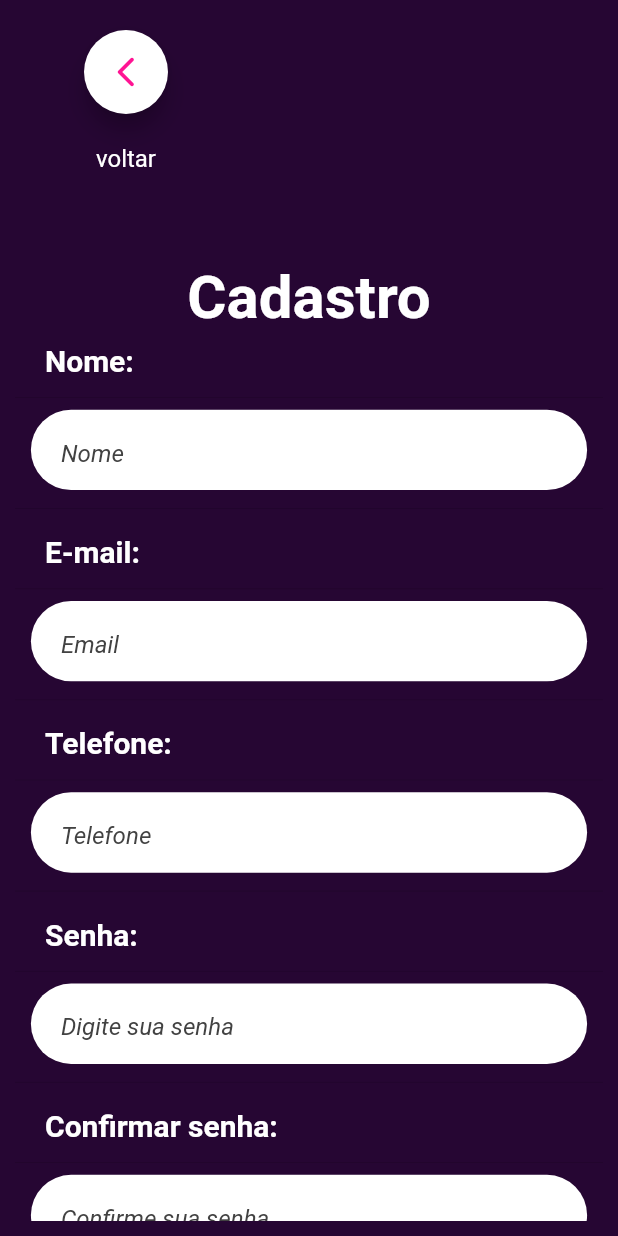
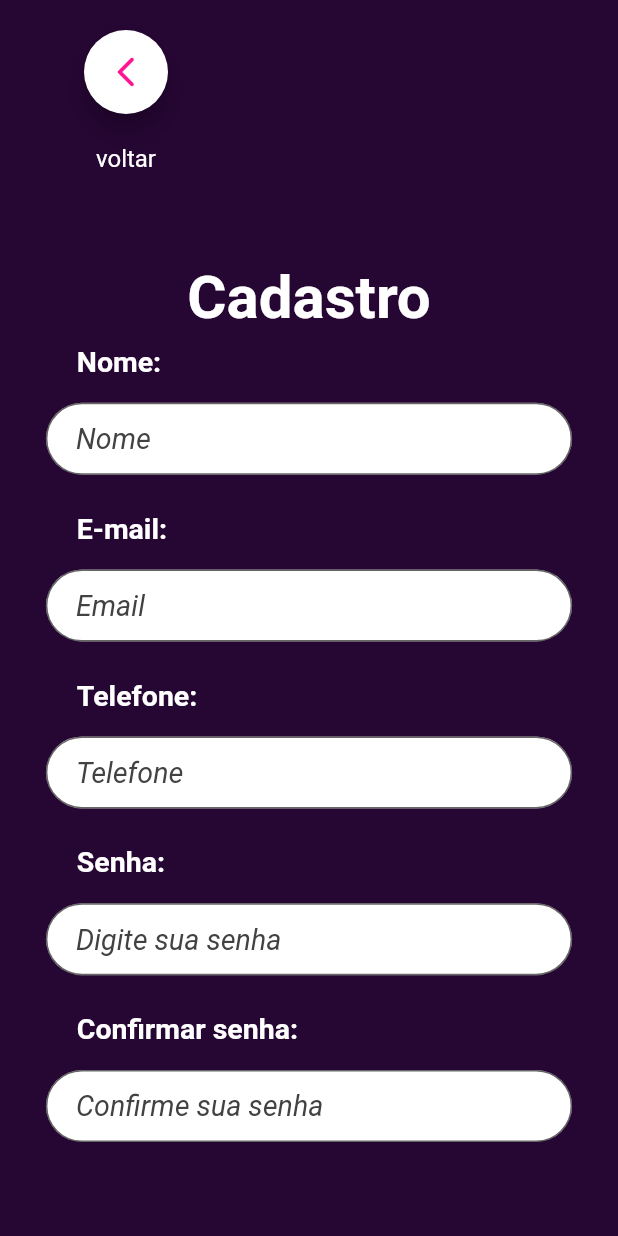
Before and after one commit to devgrupogatti/mobxvitrine, a Flutter app: the screen it shows after launch, after a tap on "Cadastrar agora.", on a phone screen of 412 x 824 dp. Run offline on Flutter 3.47's test engine with Material 2 defaults, Android fonts, the phone set to English and light mode, and no system bars; our stand-ins replace carousel_pro, carousel_slider, dotted_line, flutter_mobx, flutter_svg, image_picker and 3 more; generated files the repository leaves out were written again; project files that could hold a hidden picture were left out.

Commit message:
refatorando campos de login,cadastro e atualização da tela de perfil do usuario

```diff
--- a/vitrinebeauty/lib/main.dart
+++ b/vitrinebeauty/lib/main.dart
@@ -47,6 +47,7 @@ class VitrineBeauty extends StatelessWidget {
             telefone: auth.telefoneUsuario,
             email: auth.emailUsuario,
             imagemPerfil: auth.imagemUsuario,
+            enderecoUsuario: auth.enderecoUsuario,
           ),
         ),
         ChangeNotifierProxyProvider<Autenticacao, VitrineController>(
--- a/vitrinebeauty/lib/model/conta_usuario.dart
+++ b/vitrinebeauty/lib/model/conta_usuario.dart
@@ -13,6 +13,7 @@ class ContaUsuario with ChangeNotifier {
   String? email;
   //List<Uint8List> imagens1 = [];
   Uint8List? imagemPerfil;
+  String? enderecoUsuario;
 
   ContaUsuario({
     this.token,
@@ -21,5 +22,6 @@ class ContaUsuario with ChangeNotifier {
     this.telefone,
     this.email,
     this.imagemPerfil,
+    this.enderecoUsuario,
   });
 }
--- a/vitrinebeauty/lib/view/cadastro.dart
+++ b/vitrinebeauty/lib/view/cadastro.dart
@@ -107,105 +107,161 @@ class _CadastroState extends State<Cadastro> {
     );
   }
 
-  InputDecoration _estiloDoCampo(String hintText) {
-    return InputDecoration(
-      border: InputBorder.none,
-      hintStyle: new TextStyle(
-        color: Colors.grey[800],
-        fontStyle: FontStyle.italic,
-        fontSize: 16,
-      ),
-      hintText: hintText,
-      fillColor: Colors.white70,
-    );
-  }
+  // InputDecoration _estiloDoCampo(String hintText) {
+  //   return InputDecoration(
+  //     border: InputBorder.none,
+  //     hintStyle: new TextStyle(
+  //       color: Colors.grey[800],
+  //       fontStyle: FontStyle.italic,
+  //       fontSize: 16,
+  //     ),
+  //     hintText: hintText,
+  //     fillColor: Colors.white70,
+  //   );
+  // }
 
-  Widget _campoLogin(
+  // Widget _campoLogin(
+  //   double altura,
+  //   double largura,
+  //   String nomeCampo,
+  //   TextInputType tipoCampo,
+  //   bool ehsenha,
+  //   String hintText,
+  //   String tipoChave,
+  // ) {
+  //   print('entrrou na funcao');
+  //   return Column(
+  //     children: [
+  //       Container(
+  //         margin: EdgeInsets.symmetric(vertical: 2),
+  //         padding: EdgeInsets.symmetric(horizontal: 20, vertical: 5),
+  //         alignment: Alignment.centerLeft,
+  //         child: Text(
+  //           nomeCampo,
+  //           style: TextStyle(
+  //             color: Colors.white,
+  //             fontSize: 20,
+  //             fontWeight: FontWeight.bold,
+  //           ),
+  //         ),
+  //       ),
+  //       Divider(
+  //         height: altura * 0.03,
+  //       ),
+  //       Container(
+  //         margin: EdgeInsets.symmetric(vertical: 2),
+  //         padding: EdgeInsets.symmetric(horizontal: 20, vertical: 2),
+  //         width: largura * 0.9,
+  //         height: altura * 0.13,
+  //         decoration: BoxDecoration(
+  //           color: Colors.white,
+  //           borderRadius: BorderRadius.circular(30),
+  //         ),
+  //         child: tipoChave.contains('senha')
+  //             ? TextFormField(
+  //                 obscureText: true,
+  //                 style: TextStyle(
+  //                   color: Colors.black87,
+  //                   fontSize: 22,
+  //                 ),
+  //                 keyboardType: tipoCampo,
+  //                 decoration: _estiloDoCampo(hintText),
+  //                 controller: _senhaController,
+  //                 onSaved: (value) => _authData[tipoChave] = value!,
+  //               )
+  //             : tipoChave.contains('confirmarSenha')
+  //                 ? TextFormField(
+  //                     obscureText: true,
+  //                     style: TextStyle(
+  //                       color: Colors.black87,
+  //                       fontSize: 22,
+  //                     ),
+  //                     keyboardType: tipoCampo,
+  //                     decoration: _estiloDoCampo(hintText),
+  //                     validator: (value) {
+  //                       if (value != _senhaController.text) {
+  //                         // ignore: avoid_print
+
+  //                         return 'Senhas diferentes';
+  //                       }
+  //                       return null;
+  //                     },
+  //                     onSaved: (value) => _authData[tipoChave] = value!,
+  //                   )
+  //                 : TextFormField(
+  //                     style: TextStyle(
+  //                       color: Colors.black87,
+  //                       fontSize: 22,
+  //                     ),
+  //                     keyboardType: tipoCampo,
+  //                     decoration: _estiloDoCampo(hintText),
+  //                     onSaved: (value) {
+  //                       print('entrrou na value $value');
+  //                       _authData[tipoChave] = value!;
+  //                       print(
+  //                           ' nome da chave $tipoChave e do seu valor ${_authData[tipoChave]}');
+  //                     }),
+  //       ),
+  //       Divider(
+  //         height: altura * 0.05,
+  //       ),
+  //     ],
+  //   );
+  // }
+
+  Widget _campoTexto(
       double altura,
       double largura,
-    String nomeCampo,
+      String? nomeCampo,
       TextInputType tipoCampo,
-    bool ehsenha,
-    String hintText,
-    String tipoChave,
-  ) {
-    print('entrrou na funcao');
-    return Column(
+      bool ehSenha,
+      String nomeLabel,
+      String nomeChave) {
+    return Padding(
+      padding: EdgeInsets.symmetric(
+          vertical: altura * 0.02, horizontal: largura * 0.05),
+      child: Column(
         children: [
           Container(
-          margin: EdgeInsets.symmetric(vertical: 2),
-          padding: EdgeInsets.symmetric(horizontal: 20, vertical: 5),
             alignment: Alignment.centerLeft,
+            child: Container(
+              margin:
+                  EdgeInsets.only(bottom: altura * 0.02, left: altura * 0.05),
               child: Text(
-            nomeCampo,
-            style: TextStyle(
+                nomeCampo!,
+                style: const TextStyle(
                   color: Colors.white,
-              fontSize: 20,
+                  fontSize: 19,
+                  fontStyle: FontStyle.normal,
                   fontWeight: FontWeight.bold,
                 ),
               ),
             ),
-        Divider(
-          height: altura * 0.03,
           ),
-        Container(
-          margin: EdgeInsets.symmetric(vertical: 2),
-          padding: EdgeInsets.symmetric(horizontal: 20, vertical: 2),
-          width: largura * 0.9,
-          height: altura * 0.13,
-          decoration: BoxDecoration(
-            color: Colors.white,
-            borderRadius: BorderRadius.circular(30),
+          Padding(
+            padding: EdgeInsets.symmetric(vertical: altura * 0.02),
+            child: TextFormField(
+              obscureText: ehSenha ? true : false,
+              decoration: InputDecoration(
+                contentPadding: const EdgeInsets.fromLTRB(20, 10, 10, 0),
+                border: const OutlineInputBorder(
+                  borderRadius: BorderRadius.all(
+                    Radius.circular(30.0),
                   ),
-          child: tipoChave.contains('senha')
-              ? TextFormField(
-                  obscureText: true,
-                  style: TextStyle(
-                    color: Colors.black87,
-                    fontSize: 22,
                 ),
-                  keyboardType: tipoCampo,
-                  decoration: _estiloDoCampo(hintText),
-                  controller: _senhaController,
-                  onSaved: (value) => _authData[tipoChave] = value!,
-                )
-              : tipoChave.contains('confirmarSenha')
-                  ? TextFormField(
-                      obscureText: true,
-                      style: TextStyle(
-                        color: Colors.black87,
-                        fontSize: 22,
+                filled: true,
+                hintStyle: TextStyle(
+                    fontSize: 19,
+                    color: Colors.grey[800],
+                    fontStyle: FontStyle.italic),
+                hintText: nomeLabel,
+                fillColor: Colors.white,
               ),
-                      keyboardType: tipoCampo,
-                      decoration: _estiloDoCampo(hintText),
-                      validator: (value) {
-                        if (value != _senhaController.text) {
-                          // ignore: avoid_print
-
-                          return 'Senhas diferentes';
-                        }
-                        return null;
-                      },
-                      onSaved: (value) => _authData[tipoChave] = value!,
-                    )
-                  : TextFormField(
-                      style: TextStyle(
-                        color: Colors.black87,
-                        fontSize: 22,
+              onSaved: (value) => _authData[nomeChave] = value!,
             ),
-                      keyboardType: tipoCampo,
-                      decoration: _estiloDoCampo(hintText),
-                      onSaved: (value) {
-                        print('entrrou na value $value');
-                        _authData[tipoChave] = value!;
-                        print(
-                            ' nome da chave $tipoChave e do seu valor ${_authData[tipoChave]}');
-                      }),
-        ),
-        Divider(
-          height: altura * 0.05,
           ),
         ],
+      ),
     );
   }
 
@@ -245,13 +301,13 @@ class _CadastroState extends State<Cadastro> {
                     crossAxisAlignment: CrossAxisAlignment.center,
                     mainAxisAlignment: MainAxisAlignment.spaceAround,
                     children: [
-                      _campoLogin(altura * 0.5, largura, 'Nome:',
+                      _campoTexto(altura * 0.5, largura, 'Nome:',
                           TextInputType.text, false, 'Nome', 'nome'),
-                      _campoLogin(altura * 0.5, largura, 'E-mail:',
+                      _campoTexto(altura * 0.5, largura, 'E-mail:',
                           TextInputType.emailAddress, false, 'Email', 'email'),
-                      _campoLogin(altura * 0.5, largura, 'Telefone:',
+                      _campoTexto(altura * 0.5, largura, 'Telefone:',
                           TextInputType.number, false, 'Telefone', 'telefone'),
-                      _campoLogin(
+                      _campoTexto(
                           altura * 0.5,
                           largura,
                           'Senha:',
@@ -259,7 +315,7 @@ class _CadastroState extends State<Cadastro> {
                           true,
                           'Digite sua senha',
                           'senha'),
-                      _campoLogin(
+                      _campoTexto(
                           altura * 0.5,
                           largura,
                           'Confirmar senha:',
@@ -268,6 +324,10 @@ class _CadastroState extends State<Cadastro> {
                           'Confirme sua senha',
                           'confirmarSenha'),
                     ],
+                  ),
+                  Divider(
+                    color: HexColor('#260633'),
+                    height: altura * 0.05,
                   ),
                   Padding(
                     padding: EdgeInsets.symmetric(horizontal: largura * 0.03),
--- a/vitrinebeauty/lib/view/login.dart
+++ b/vitrinebeauty/lib/view/login.dart
@@ -4,6 +4,7 @@ import 'package:flutter/cupertino.dart';
 import 'package:flutter/material.dart';
 import 'package:flutter/painting.dart';
 import 'package:flutter/rendering.dart';
+import 'package:flutter/widgets.dart';
 import 'package:location/location.dart';
 import 'package:provider/provider.dart';
 import 'package:vitrinebeauty/provider/autenticacao.dart';
@@ -11,6 +12,7 @@ import 'package:vitrinebeauty/utils/hexColor.dart';
 import 'package:vitrinebeauty/utils/style_button.dart';
 import 'package:vitrinebeauty/view/cadastro.dart';
 import 'package:vitrinebeauty/widgets/botoes_texto.dart';
+import 'package:vitrinebeauty/widgets/widgets_central_ajuda/titulo_campo.dart';
 
 class Login extends StatefulWidget {
   //const Login({ Key? key }) : super(key: key);
@@ -116,68 +118,59 @@ class _LoginState extends State<Login> {
     );
   }
 
-  Widget _campoLogin(
+  Widget _campoTexto(
       double altura,
       double largura,
-    String nomeCampo,
+      String? nomeCampo,
       TextInputType tipoCampo,
-    bool ehsenha,
-    String hintText,
-    String tipoChave,
-  ) {
-    return Column(
+      bool ehSenha,
+      String nomeLabel,
+      String nomeChave) {
+    return Padding(
+      padding: EdgeInsets.symmetric(
+          vertical: altura * 0.02, horizontal: largura * 0.05),
+      child: Column(
         children: [
           Container(
-          margin: EdgeInsets.symmetric(vertical: 2),
-          padding: EdgeInsets.symmetric(horizontal: 20, vertical: 5),
             alignment: Alignment.centerLeft,
+            child: Container(
+              margin:
+                  EdgeInsets.only(bottom: altura * 0.02, left: altura * 0.05),
               child: Text(
-            nomeCampo,
-            style: TextStyle(
+                nomeCampo!,
+                style: const TextStyle(
                   color: Colors.white,
-              fontSize: 20,
+                  fontSize: 19,
+                  fontStyle: FontStyle.normal,
                   fontWeight: FontWeight.bold,
                 ),
               ),
             ),
-        Divider(
-          height: altura * 0.03,
           ),
-        Container(
-          margin: EdgeInsets.symmetric(vertical: 2),
-          padding: EdgeInsets.symmetric(horizontal: 20, vertical: 2),
-          width: largura * 0.9,
-          height: altura * 0.13,
-          decoration: BoxDecoration(
-            color: Colors.white,
-            borderRadius: BorderRadius.circular(30),
-          ),
+          Padding(
+            padding: EdgeInsets.symmetric(vertical: altura * 0.02),
             child: TextFormField(
-            obscureText: ehsenha ? true : false,
-            style: TextStyle(
-              color: Colors.black87,
-              fontSize: 22,
-              overflow: TextOverflow.visible,
-            ),
-            keyboardType: tipoCampo,
+              obscureText: ehSenha ? true : false,
               decoration: InputDecoration(
-              border: InputBorder.none,
-              // ignore: unnecessary_new
-              hintStyle: new TextStyle(
-                color: Colors.grey[800],
-                fontStyle: FontStyle.italic,
-                fontSize: 16,
-              ),
-              hintText: hintText,
-              fillColor: Colors.white70,
-            ),
-            onSaved: (value) => _authData[tipoChave] = value!,
+                contentPadding: const EdgeInsets.fromLTRB(20, 10, 10, 0),
+                border: const OutlineInputBorder(
+                  borderRadius: BorderRadius.all(
+                    Radius.circular(30.0),
                   ),
                 ),
-        Divider(
-          height: altura * 0.05,
+                filled: true,
+                hintStyle: TextStyle(
+                    fontSize: 19,
+                    color: Colors.grey[800],
+                    fontStyle: FontStyle.italic),
+                hintText: nomeLabel,
+                fillColor: Colors.white,
+              ),
+              onSaved: (value) => _authData[nomeChave] = value!,
+            ),
           ),
         ],
+      ),
     );
   }
 
@@ -223,7 +216,7 @@ class _LoginState extends State<Login> {
                                     MainAxisAlignment.spaceAround,
                                 crossAxisAlignment: CrossAxisAlignment.center,
                                 children: [
-                                  _campoLogin(
+                                  _campoTexto(
                                       altura * 0.5,
                                       largura,
                                       'E-mail:',
@@ -231,7 +224,7 @@ class _LoginState extends State<Login> {
                                       false,
                                       'Email',
                                       'email'),
-                                  _campoLogin(
+                                  _campoTexto(
                                       altura * 0.5,
                                       largura,
                                       'Senha:',
--- a/vitrinebeauty/lib/widgets/widgets_inicio/cab_inicio.dart
+++ b/vitrinebeauty/lib/widgets/widgets_inicio/cab_inicio.dart
@@ -41,14 +41,14 @@ class _CabecalhoInicioState extends State<CabecalhoInicio> {
     double larguraIcone = largura * 0.5;
     double altura = MediaQuery.of(context).size.height;
     double alturaIcone = altura * 0.1;
-    String? nomeUsuario = Provider.of<ContaUsuario>(context).nome;
+    ContaUsuario conta = Provider.of<ContaUsuario>(context);
 
     return Column(
       children: [
         Container(
           alignment: Alignment.centerLeft,
           child: Text(
-            'Olá, $nomeUsuario',
+            'Olá, ${conta.nome}',
             style: TextStyle(fontSize: 14, fontWeight: FontWeight.bold),
           ),
         ),
@@ -67,7 +67,7 @@ class _CabecalhoInicioState extends State<CabecalhoInicio> {
                 child: Container(
                   width: largura * 0.5,
                   child: Text(
-                    'Bravadžiluk, Sarajevo, Bósnia e Herzegovina',
+                    '${conta.enderecoUsuario}',
                     style: TextStyle(
                       fontSize: 13.0,
                       overflow: TextOverflow.ellipsis,
```
Also changed, not shown: vitrinebeauty/lib/provider/autenticacao.dart (+12 -5 lines), vitrinebeauty/lib/screen/busca_categoria.dart (+0 -14 lines), vitrinebeauty/lib/screen/editar_perfil.dart (+10 -5 lines), vitrinebeauty/lib/widgets/widgets_perfil/perfil_vb_apresentacao.dart (+14 -15 lines), 1 other file. Lines whose indentation alone changed are shown as unchanged.
